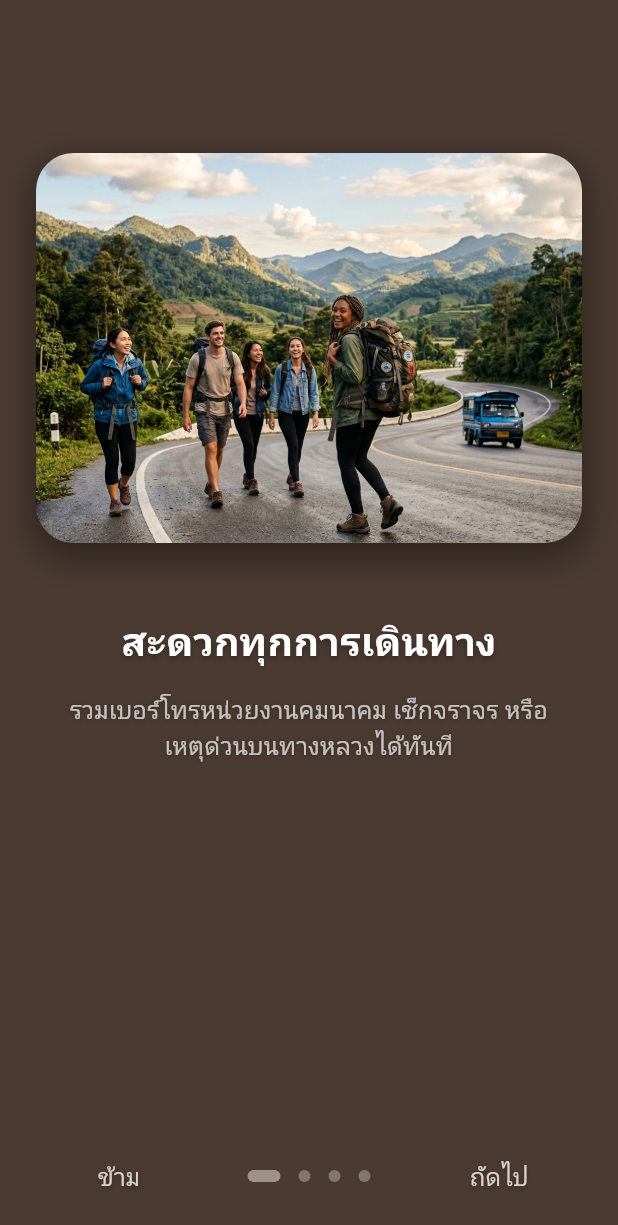
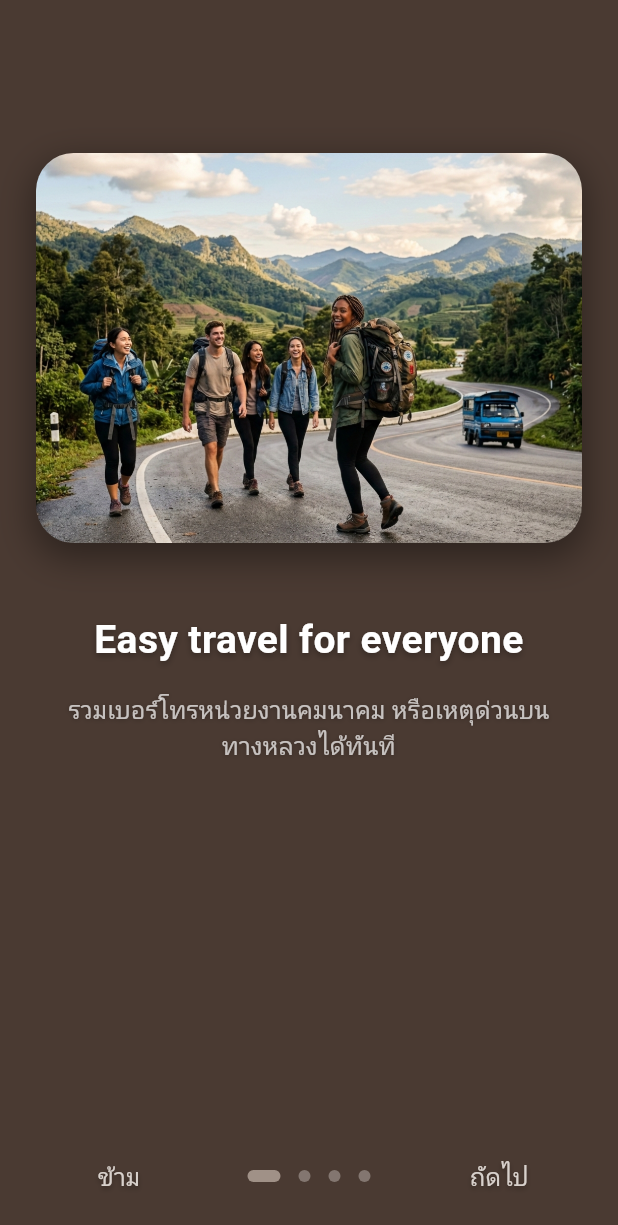
Before and after one commit to s6619410018/flutter_thai_hotline_app, a Flutter app: the screen it shows after launch, on a phone screen of 412 x 824 dp. Shown: the top 1225 px of the screen. Run offline on Flutter 3.47's test engine with Material 3 defaults, Android fonts, the phone set to English and light mode, and no system bars; drawn by our look-alikes of introduction_screen; our stand-ins replace font_awesome_flutter, google_fonts; Roboto replaces fonts that are missing (Kanit).

Commit message:
Commit : Finisher

```diff
--- a/lib/views/introduction_call_ui.dart
+++ b/lib/views/introduction_call_ui.dart
@@ -27,25 +27,24 @@ class _IntroductionCallUIState extends State<IntroductionCallUI> {
           globalBackgroundColor: Colors.transparent,
           pages: [
             _buildPage(
-              title: "สะดวกทุกการเดินทาง",
-              body:
-                  "รวมเบอร์โทรหน่วยงานคมนาคม เช็กจราจร หรือเหตุด่วนบนทางหลวงได้ทันที",
+              title: "Easy travel for everyone",
+              body: "รวมเบอร์โทรหน่วยงานคมนาคม หรือเหตุด่วนบนทางหลวงได้ทันที",
               imagePath: 'assets/images/subA_pic.png',
             ),
             _buildPage(
-              title: "อุ่นใจเมื่อเกิดเหตุฉุกเฉิน",
+              title: "Peace of mind during emergencies",
               body:
-                  "แจ้งเหตุด่วนเหตุร้าย ไฟไหม้ หรือกู้ชีพฉุกเฉิน 24 ชั่วโมง เพื่อความปลอดภัยของคุณ",
+                  "แจ้งเหตุด่วนเหตุร้าย ไฟไหม้ หรือกู้ชีพฉุกเฉิน 24 ชั่วโมง เพื่อความปลอดภัย",
               imagePath: 'assets/images/subB_pic.png',
             ),
             _buildPage(
-              title: "จัดการเรื่องเงินได้รวดเร็ว",
+              title: "Manage your finances quickly",
               body:
                   "เบอร์ติดต่อธนาคารชั้นนำ และบริการทางการเงินที่คุณต้องการในที่เดียว",
               imagePath: 'assets/images/subC_pic.png',
             ),
             _buildPage(
-              title: "ครบเครื่องเรื่องบริการรัฐ",
+              title: "Complete government services",
               body:
                   "สาธารณูปโภคครบครัน ต่อสายตรงถึงเจ้าหน้าที่ได้ทันที ไม่ต้องเสียเวลาโทรหาหลายหน่วยงาน",
               imagePath: 'assets/images/subD_pic.png',
```
